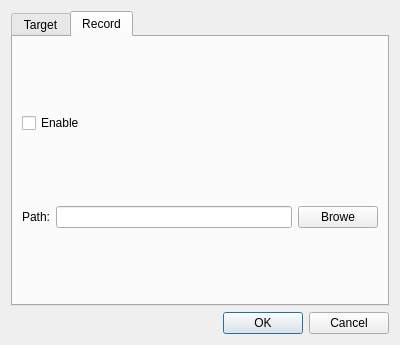
Qt form Plugins/ScreenCapture/DlgCapture.ui (KangLin/RabbitRemoteControl) before a commit.
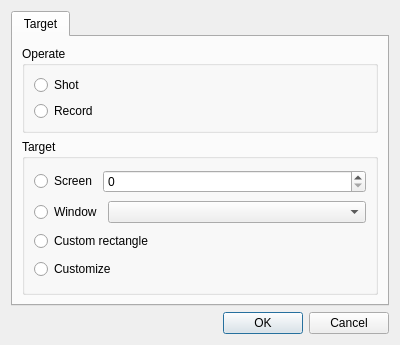
The same form after that commit. The open tabs and pages were chosen to show the change.

Commit message:
Client: add record parameter
Player: add record

Patch:
```diff
--- a/Plugins/ScreenCapture/DlgCapture.ui
+++ b/Plugins/ScreenCapture/DlgCapture.ui
@@ -132,41 +132,6 @@
        </item>
       </layout>
      </widget>
-     <widget class="QWidget" name="Record">
-      <attribute name="title">
-       <string>Record</string>
-      </attribute>
-      <layout class="QGridLayout" name="gridLayout_5">
-       <item row="0" column="0">
-        <widget class="QCheckBox" name="cbRecordEnable">
-         <property name="text">
-          <string>Enable</string>
-         </property>
-        </widget>
-       </item>
-       <item row="1" column="0">
-        <layout class="QHBoxLayout" name="horizontalLayout_3">
-         <item>
-          <widget class="QLabel" name="label">
-           <property name="text">
-            <string>Path:</string>
-           </property>
-          </widget>
-         </item>
-         <item>
-          <widget class="QLineEdit" name="lePath"/>
-         </item>
-         <item>
-          <widget class="QPushButton" name="pbPathBrowe">
-           <property name="text">
-            <string>Browe</string>
-           </property>
-          </widget>
-         </item>
-        </layout>
-       </item>
-      </layout>
-     </widget>
     </widget>
    </item>
    <item row="1" column="0">
```
The commit also changes 73 other files.
